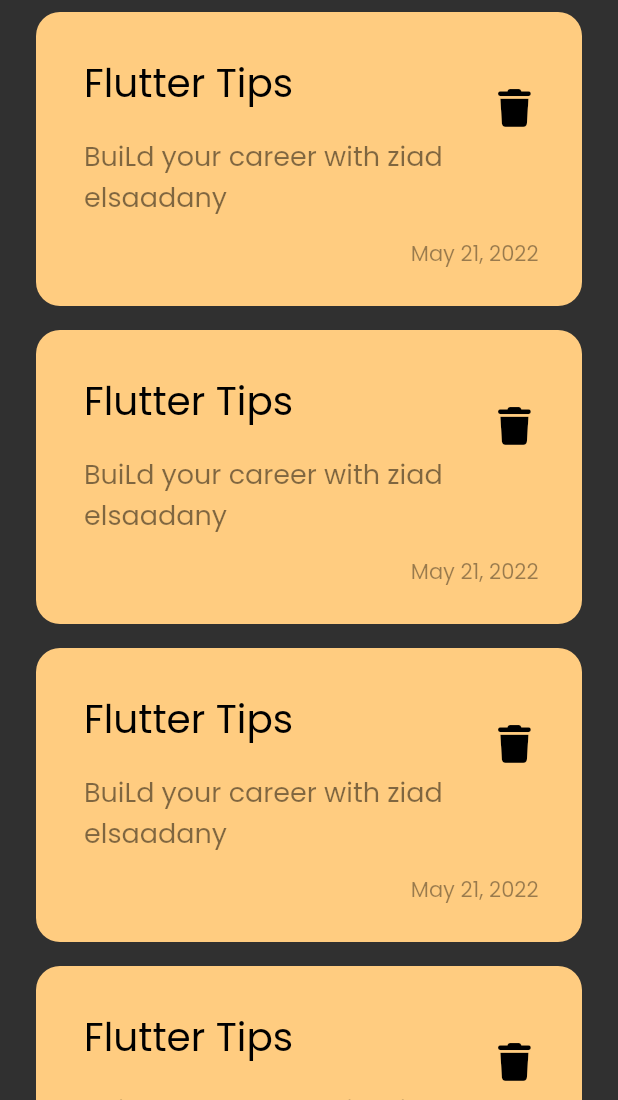
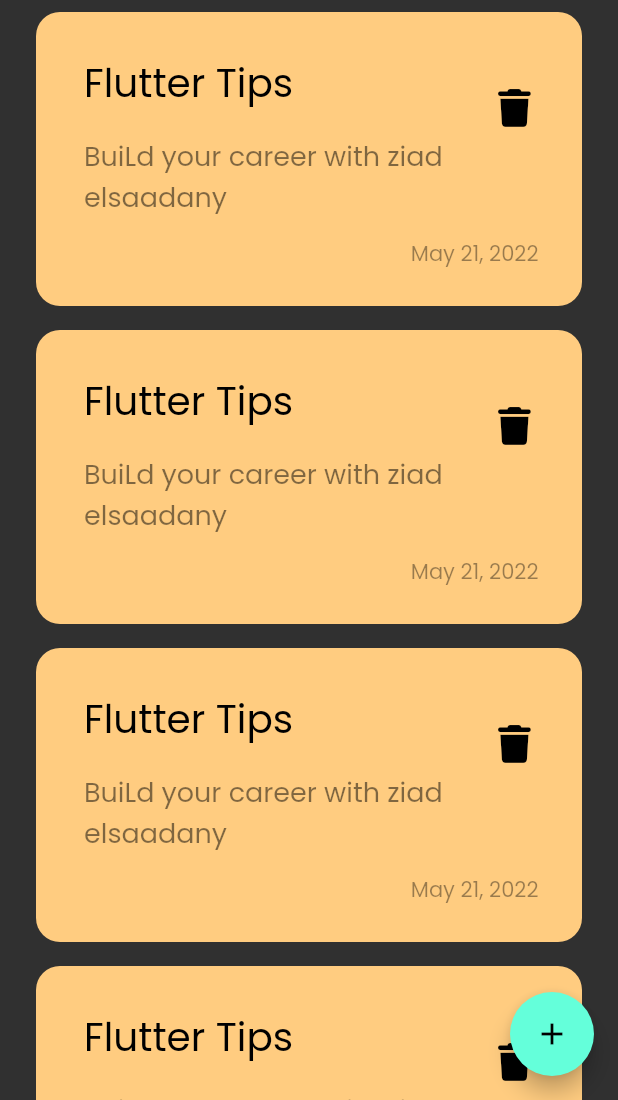
Before and after one commit to ZiadElsaadany/notes_app, a Flutter app: the screen it shows after launch, on a phone screen of 412 x 824 dp, the part 136-1236 px from its top. Run offline on Flutter 3.47's test engine with Material 2 defaults, Android fonts, the phone set to English and light mode, and no system bars; our stand-ins replace font_awesome_flutter.

Commit message:
floating action button added

```diff
--- a/lib/view/notes_view.dart
+++ b/lib/view/notes_view.dart
@@ -6,8 +6,13 @@ class NotesView extends StatelessWidget {
 
   @override
   Widget build(BuildContext context) {
-    return const Scaffold(
-       body: NotesViewBody()
+    return  Scaffold(
+       body: const NotesViewBody(),
+      floatingActionButton: FloatingActionButton(
+          onPressed: ( ) { },
+        child: Icon(Icons.add),
+
+      ),
     );
   }
 }
```
